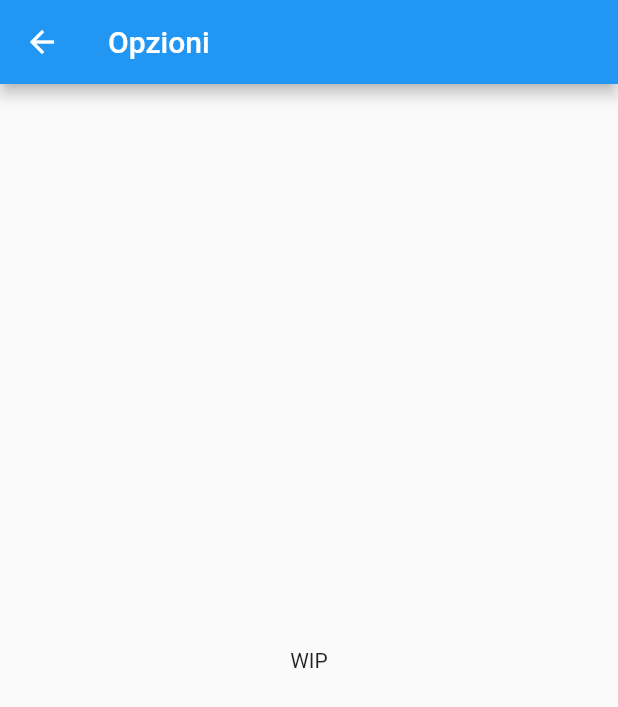
After one commit to roveroniandrea/Flutter-film-client, a Flutter app: the FilmList screen opened directly, after a tap on the "settings" icon, on a phone screen of 412 x 824 dp. The commit adds this screen. Shown: the top 707 px of the screen. Run offline on Flutter 3.47's test engine with Material 2 defaults, Android fonts, the phone set to English and light mode, and no system bars; our stand-ins replace flutter_breadcrumb.

Commit message:
Inspect film, routing

```diff
--- /dev/null
+++ b/lib/models/inspect_film_argument.dart
@@ -0,0 +1,9 @@
+import 'package:film_server/models/film_class.dart';
+
+class InspectFilmArgument {
+  static final String routeName = '/inspect';
+  FilmClass film;
+  String fullPath = '';
+
+  InspectFilmArgument({this.film, this.fullPath});
+}
--- a/lib/screens/film_list/film_list.dart
+++ b/lib/screens/film_list/film_list.dart
@@ -1,6 +1,7 @@
 import 'package:film_server/models/film_class.dart';
 import 'package:film_server/models/film_folder_class.dart';
-import 'package:flutter/cupertino.dart';
+import 'package:film_server/models/inspect_film_argument.dart';
+import 'package:film_server/screens/option_screen/options_screen.dart';
 import 'package:flutter/material.dart';
 import 'package:flutter_breadcrumb/flutter_breadcrumb.dart';
 
@@ -37,6 +38,10 @@ class _FilmListState extends State<FilmList> {
             IconButton(
               icon: Icon(Icons.refresh),
               onPressed: _loadFilms,
+            ),
+            IconButton(
+              icon: Icon(Icons.settings),
+              onPressed: () => Navigator.pushNamed(context, OptionsScreen.routeName),
             )
           ],
         ),
@@ -50,8 +55,9 @@ class _FilmListState extends State<FilmList> {
                     .asMap()
                     .entries
                     .map((entry) => BreadCrumbItem(
-                        content:
-                            Text(entry.value, style: TextStyle(fontSize: 20.0, fontWeight: FontWeight.bold)),
+                        content: Text(entry.value,
+                            style: TextStyle(
+                                fontSize: 20.0, fontWeight: FontWeight.bold)),
                         onTap: () => _handleBreacrumbTap(entry.key)))
                     .toList(),
                 divider: Icon(Icons.chevron_right, color: Colors.orange),
@@ -134,7 +140,9 @@ class _FilmListState extends State<FilmList> {
   }
 
   void _handleFilmTap(FilmClass film) {
-    //TODO:
+    final String fullPath = _path.join('/');
+    Navigator.pushNamed(context, InspectFilmArgument.routeName,
+        arguments: InspectFilmArgument(film: film, fullPath: fullPath));
   }
 
   void _handleFolderTap(FilmFolderClass folder) {
--- /dev/null
+++ b/lib/screens/option_screen/options_screen.dart
@@ -0,0 +1,21 @@
+import 'package:flutter/material.dart';
+
+class OptionsScreen extends StatefulWidget {
+  static final routeName = '/options';
+  @override
+  _OptionsScreenState createState() => _OptionsScreenState();
+}
+
+class _OptionsScreenState extends State<OptionsScreen> {
+  @override
+  Widget build(BuildContext context) {
+    return Scaffold(
+      appBar: AppBar(
+        title: Text('Opzioni'),
+      ),
+      body: Center(
+        child: Text('WIP'),
+      ),
+    );
+  }
+}
```
Also changed, not shown: lib/main.dart (+9 -1 lines), lib/models/film_class.dart (+25 -7 lines), lib/screens/inspect_film/inspect_film.dart (added, +97 -0 lines).
